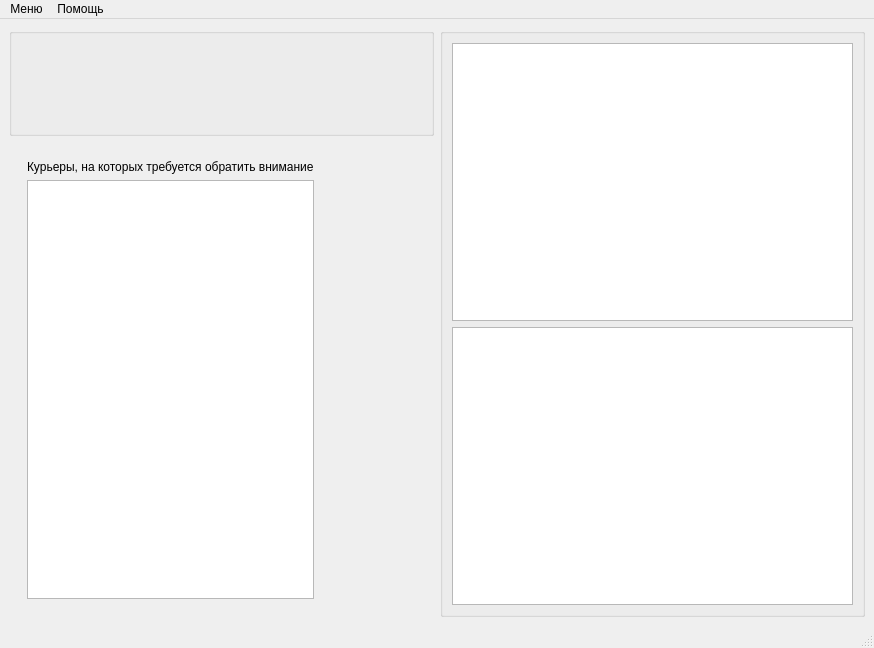
First picture: the form in ui/summary.ui, repository ilya3052/courseProject_adminPanel, before the edit.
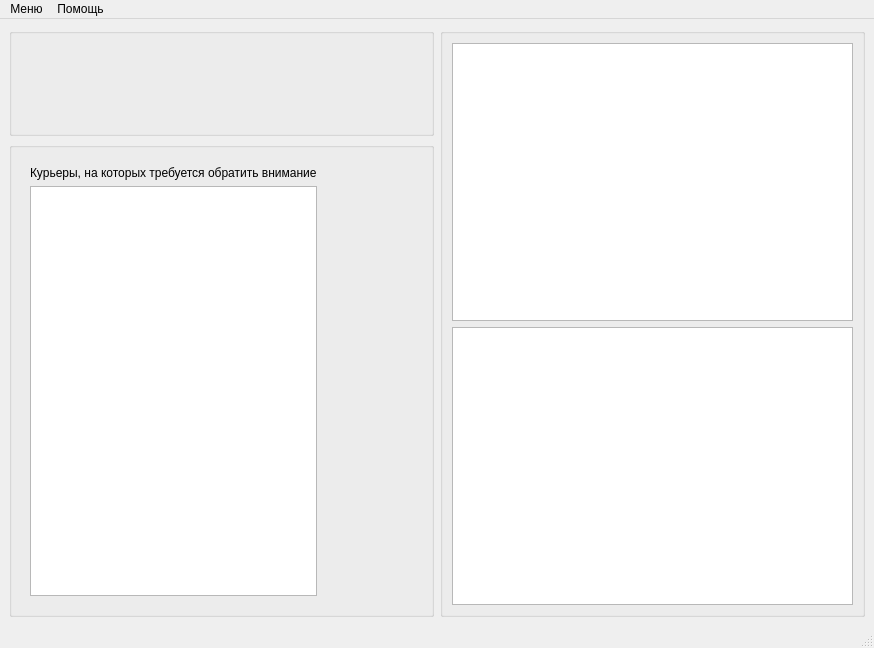
Second picture: the form after the edit.

The edit to the form file:
```diff
--- a/ui/summary.ui
+++ b/ui/summary.ui
@@ -75,7 +75,7 @@
     <item row="1" column="0">
      <widget class="QGroupBox" name="groupBox_2">
       <property name="styleSheet">
-       <string notr="true">QGroupBox {border: none;}</string>
+       <string notr="true"/>
       </property>
       <property name="title">
        <string/>
@@ -83,6 +83,9 @@
       <layout class="QHBoxLayout" name="horizontalLayout_2" stretch="2,1">
        <item>
         <widget class="QGroupBox" name="groupBox_4">
+         <property name="styleSheet">
+          <string notr="true">QGroupBox {border: none;}</string>
+         </property>
          <property name="title">
           <string/>
          </property>
```
Left out of the diff: 4 changed lines with no effect on the pictures.
